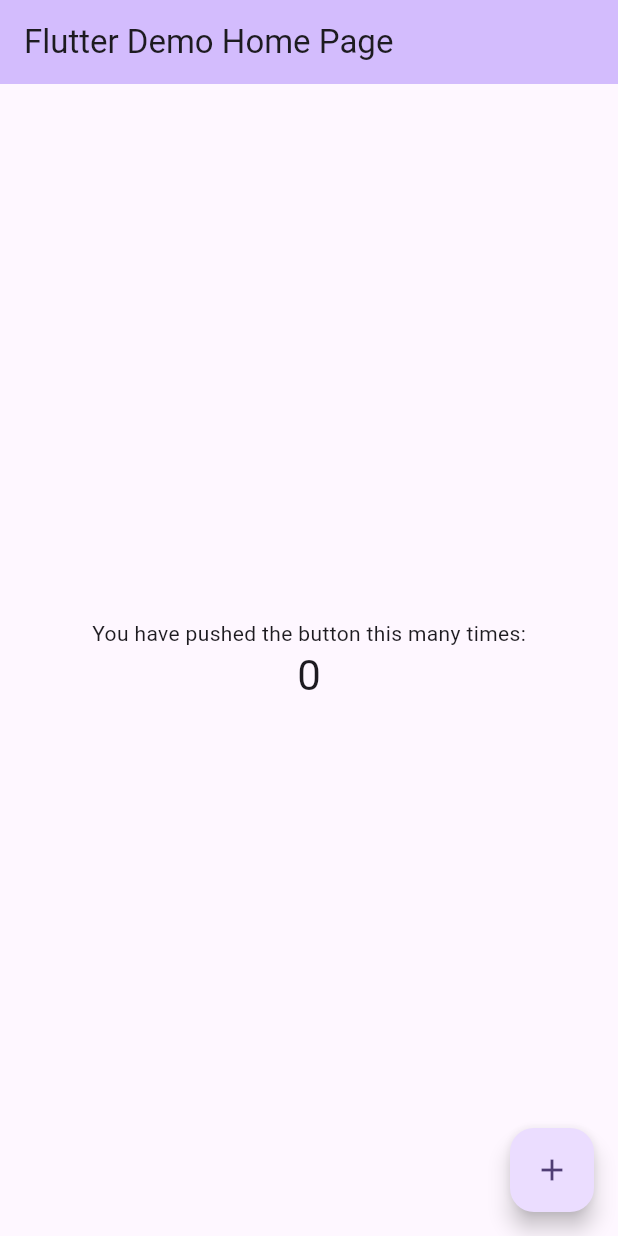
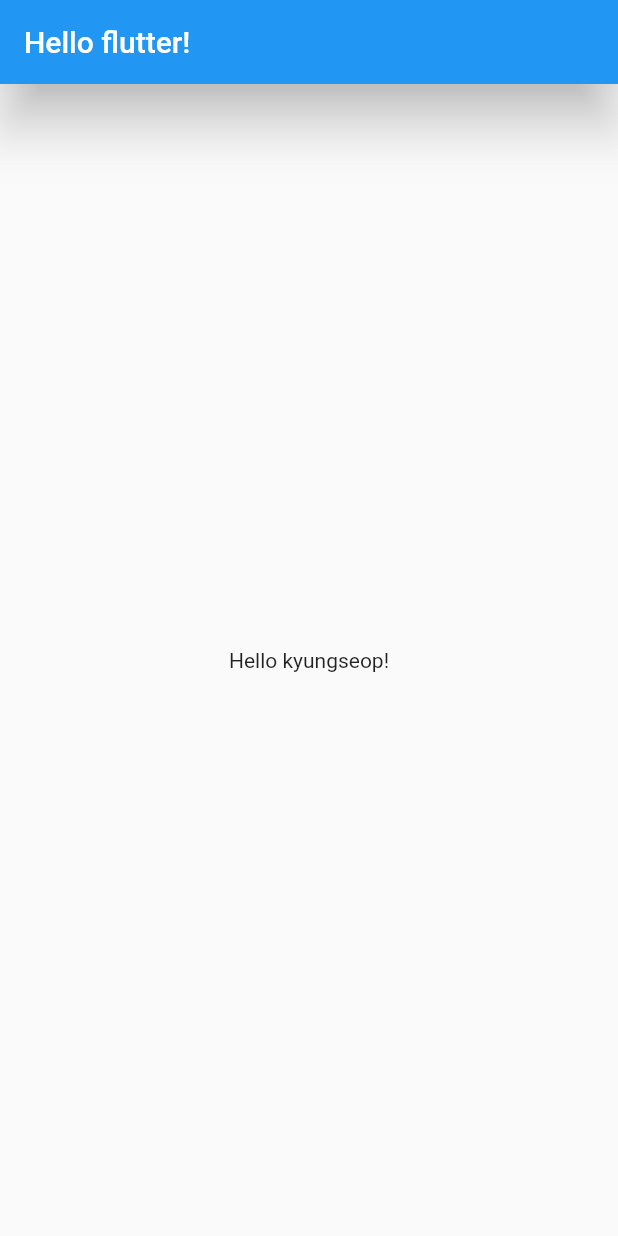
Before and after one commit to kyungseopk1m/flutter-study, a Flutter app: the screen it shows after launch, on a phone screen of 412 x 824 dp. Run offline on Flutter 3.47's test engine with Material 2 defaults, Android fonts, the phone set to English and light mode, and no system bars.

Commit message:
📝  add extends and widget

```diff
--- a/toonflix/lib/main.dart
+++ b/toonflix/lib/main.dart
@@ -1,125 +1,22 @@
 import 'package:flutter/material.dart';
 
 void main() {
-  runApp(const MyApp());
+  runApp(App());
 }
 
-class MyApp extends StatelessWidget {
-  const MyApp({super.key});
-
-  // This widget is the root of your application.
+class App extends StatelessWidget {
   @override
   Widget build(BuildContext context) {
     return MaterialApp(
-      title: 'Flutter Demo',
-      theme: ThemeData(
-        // This is the theme of your application.
-        //
-        // TRY THIS: Try running your application with "flutter run". You'll see
-        // the application has a blue toolbar. Then, without quitting the app,
-        // try changing the seedColor in the colorScheme below to Colors.green
-        // and then invoke "hot reload" (save your changes or press the "hot
-        // reload" button in a Flutter-supported IDE, or press "r" if you used
-        // the command line to start the app).
-        //
-        // Notice that the counter didn't reset back to zero; the application
-        // state is not lost during the reload. To reset the state, use hot
-        // restart instead.
-        //
-        // This works for code too, not just values: Most code changes can be
-        // tested with just a hot reload.
-        colorScheme: ColorScheme.fromSeed(seedColor: Colors.deepPurple),
-        useMaterial3: true,
+      home: Scaffold(
+        appBar: AppBar(
+          elevation: 15,
+          title: Text('Hello flutter!'),
+        ),
+        body: Center(
+          child: Text('Hello kyungseop!'),
+        ),
       ),
-      home: const MyHomePage(title: 'Flutter Demo Home Page'),
     );
   }
 }
-
-class MyHomePage extends StatefulWidget {
-  const MyHomePage({super.key, required this.title});
-
-  // This widget is the home page of your application. It is stateful, meaning
-  // that it has a State object (defined below) that contains fields that affect
-  // how it looks.
-
-  // This class is the configuration for the state. It holds the values (in this
-  // case the title) provided by the parent (in this case the App widget) and
-  // used by the build method of the State. Fields in a Widget subclass are
-  // always marked "final".
-
-  final String title;
-
-  @override
-  State<MyHomePage> createState() => _MyHomePageState();
-}
-
-class _MyHomePageState extends State<MyHomePage> {
-  int _counter = 0;
-
-  void _incrementCounter() {
-    setState(() {
-      // This call to setState tells the Flutter framework that something has
-      // changed in this State, which causes it to rerun the build method below
-      // so that the display can reflect the updated values. If we changed
-      // _counter without calling setState(), then the build method would not be
-      // called again, and so nothing would appear to happen.
-      _counter++;
-    });
-  }
-
-  @override
-  Widget build(BuildContext context) {
-    // This method is rerun every time setState is called, for instance as done
-    // by the _incrementCounter method above.
-    //
-    // The Flutter framework has been optimized to make rerunning build methods
-    // fast, so that you can just rebuild anything that needs updating rather
-    // than having to individually change instances of widgets.
-    return Scaffold(
-      appBar: AppBar(
-        // TRY THIS: Try changing the color here to a specific color (to
-        // Colors.amber, perhaps?) and trigger a hot reload to see the AppBar
-        // change color while the other colors stay the same.
-        backgroundColor: Theme.of(context).colorScheme.inversePrimary,
-        // Here we take the value from the MyHomePage object that was created by
-        // the App.build method, and use it to set our appbar title.
-        title: Text(widget.title),
-      ),
-      body: Center(
-        // Center is a layout widget. It takes a single child and positions it
-        // in the middle of the parent.
-        child: Column(
-          // Column is also a layout widget. It takes a list of children and
-          // arranges them vertically. By default, it sizes itself to fit its
-          // children horizontally, and tries to be as tall as its parent.
-          //
-          // Column has various properties to control how it sizes itself and
-          // how it positions its children. Here we use mainAxisAlignment to
-          // center the children vertically; the main axis here is the vertical
-          // axis because Columns are vertical (the cross axis would be
-          // horizontal).
-          //
-          // TRY THIS: Invoke "debug painting" (choose the "Toggle Debug Paint"
-          // action in the IDE, or press "p" in the console), to see the
-          // wireframe for each widget.
-          mainAxisAlignment: MainAxisAlignment.center,
-          children: <Widget>[
-            const Text(
-              'You have pushed the button this many times:',
-            ),
-            Text(
-              '$_counter',
-              style: Theme.of(context).textTheme.headlineMedium,
-            ),
-          ],
-        ),
-      ),
-      floatingActionButton: FloatingActionButton(
-        onPressed: _incrementCounter,
-        tooltip: 'Increment',
-        child: const Icon(Icons.add),
-      ), // This trailing comma makes auto-formatting nicer for build methods.
-    );
-  }
-}
```
Also changed, not shown: 1 other file.
